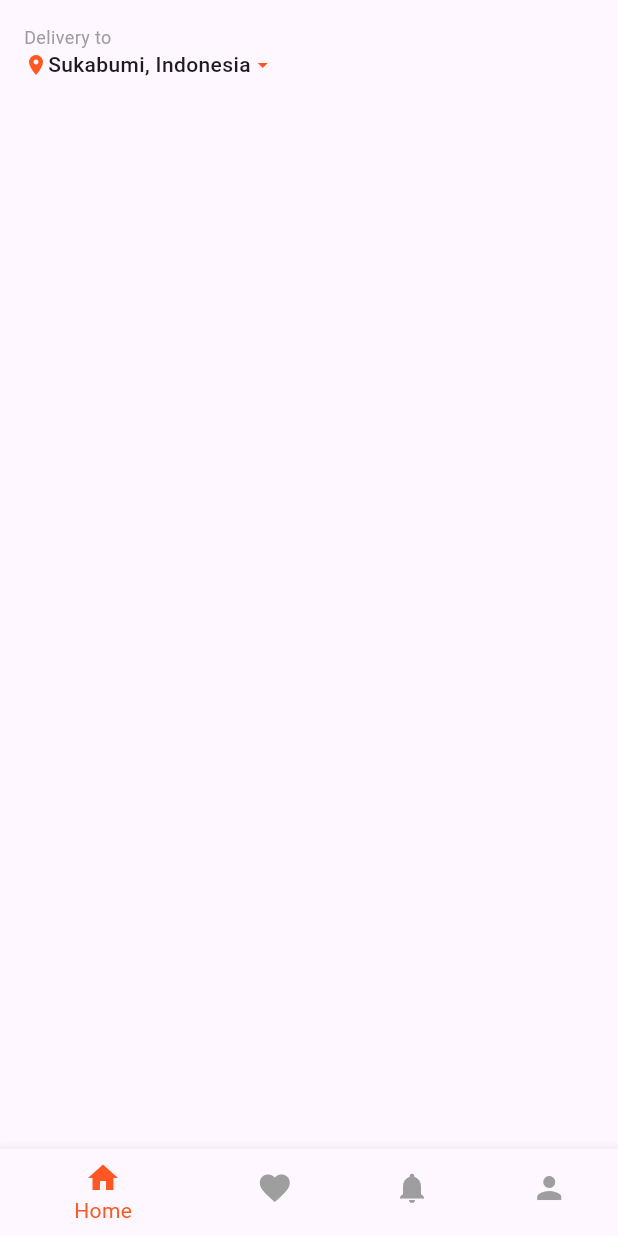
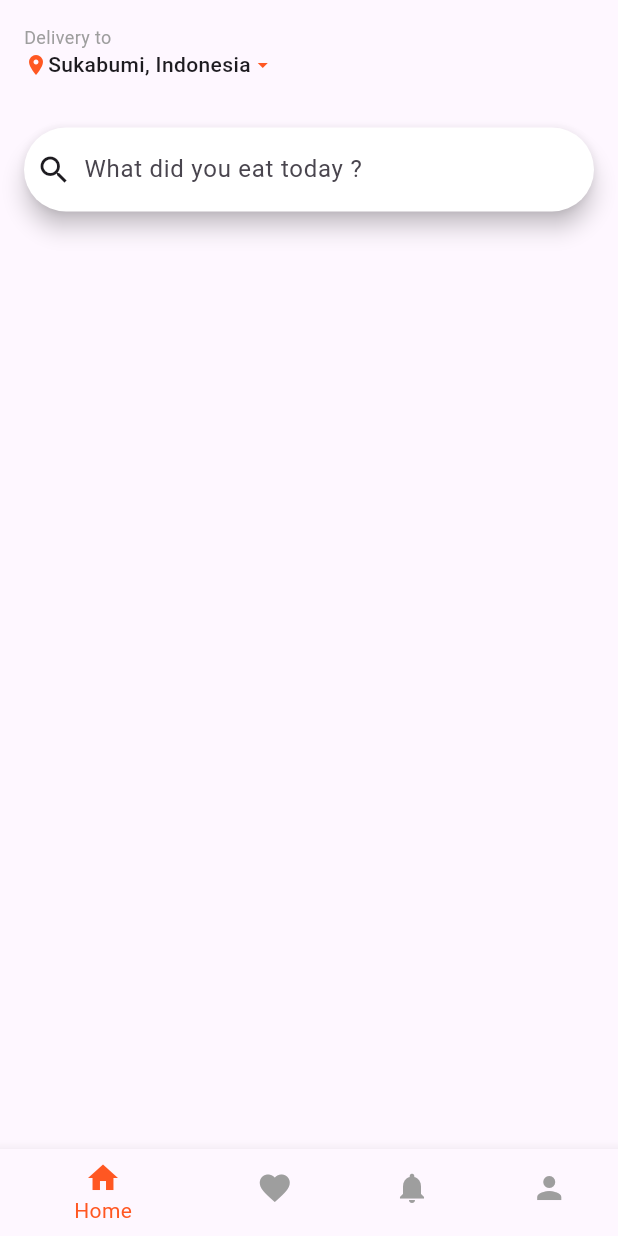
Before and after one commit to e-mandy/food_delivery_mobile_app, a Flutter app: the screen it shows after launch, on a phone screen of 412 x 824 dp. Run offline on Flutter 3.47's test engine with Material 3 defaults, Android fonts, the phone set to English and light mode, and no system bars; our stand-ins replace flutter_riverpod.

Commit message:
Finalisation de la search bar

```diff
--- a/lib/home/home_content.dart
+++ b/lib/home/home_content.dart
@@ -6,11 +6,20 @@ class HomeContent extends StatelessWidget {
 
   @override
   Widget build(BuildContext context) {
+    const spacer = SizedBox(height: 32);
+    var backgroundColor = Colors.white;
+
     return Padding(
       padding: EdgeInsets.all(16.0),
       child: Column(
         children: [
-          Delivery()
+          Delivery(),
+          spacer,
+          SearchBar(
+            leading: Icon(Icons.search),
+            hintText: "What did you eat today ?",
+            backgroundColor: WidgetStateProperty.all(backgroundColor),
+          )
         ],
       )
     );
```
